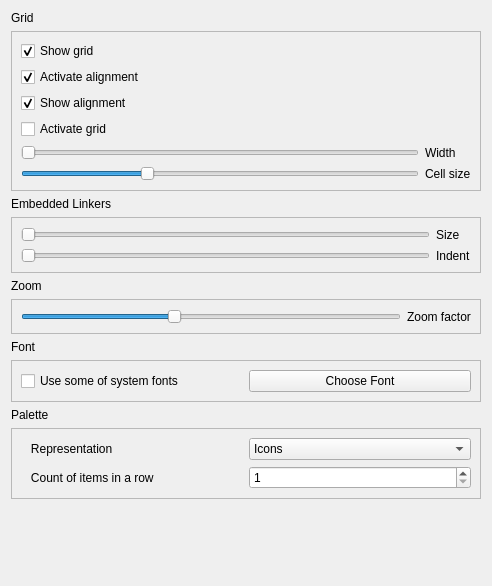
The window that qrgui/dialogs/preferencesPages/editorPage.ui (qreal/qreal) describes before a commit, drawn with Qt 5.
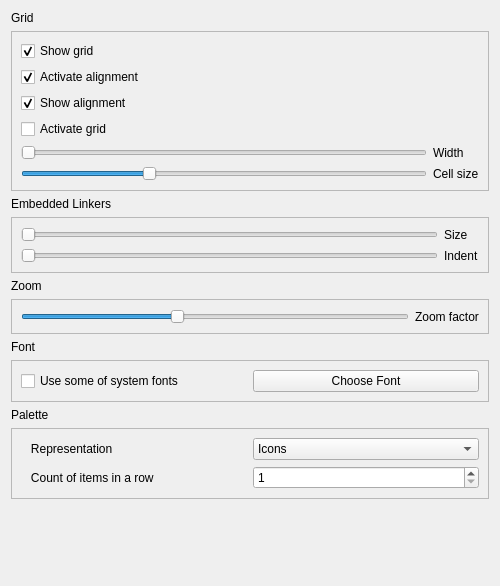
The same window after the commit.

Diff of the .ui file:
```diff
--- a/qrgui/dialogs/preferencesPages/editorPage.ui
+++ b/qrgui/dialogs/preferencesPages/editorPage.ui
@@ -6,7 +6,7 @@
    <rect>
     <x>0</x>
     <y>0</y>
-    <width>492</width>
+    <width>500</width>
     <height>586</height>
    </rect>
   </property>
```
